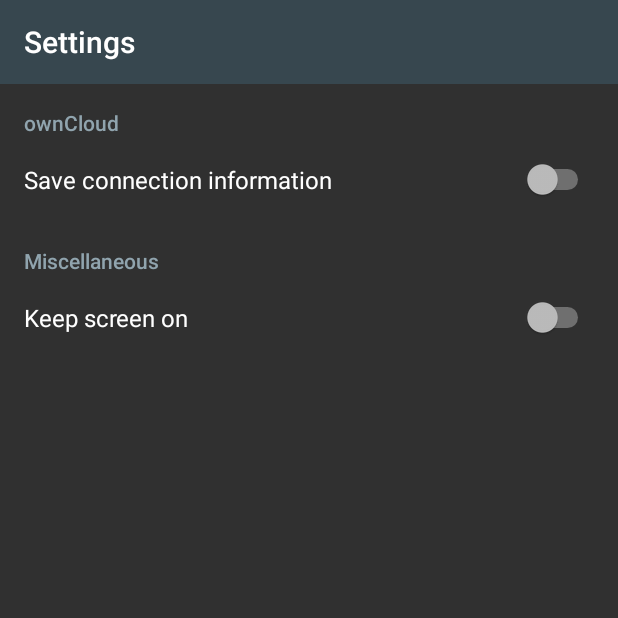
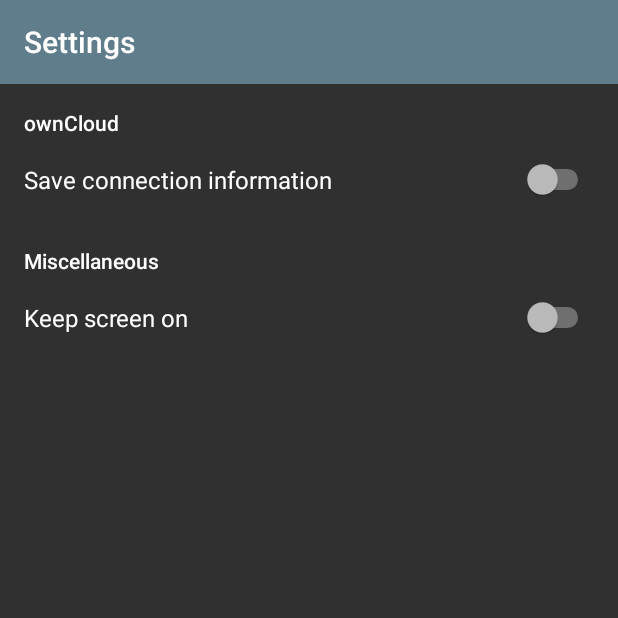
Before and after one commit to Alkisum/CloudRun, an Android app: the SettingsActivity screen opened directly, with no data from a screen before it, on a phone screen of 412 x 824 dp, the top half of it. Run offline under Robolectric (Android 15) with nearby library versions, the light colour scheme and no system bars; our stand-ins replace ButterKnife, EventBus; libraries missing offline, so code that uses them is left out: org.greenrobot.greendao; 1 statement that could not run was skipped.

Commit message:
Closes #4

```diff
--- a/app/src/main/res/layout/activity_history.xml
+++ b/app/src/main/res/layout/activity_history.xml
@@ -11,7 +11,7 @@
         android:layout_width="match_parent"
         android:layout_height="?attr/actionBarSize"
         android:layout_alignParentTop="true"
-        android:background="@color/bgBar"/>
+        android:background="@color/primary"/>
 
     <ListView
         android:id="@+id/history_list"
--- a/app/src/main/res/layout/activity_monitor.xml
+++ b/app/src/main/res/layout/activity_monitor.xml
@@ -17,7 +17,7 @@
             android:layout_width="match_parent"
             android:layout_height="?attr/actionBarSize"
             android:layout_alignParentTop="true"
-            android:background="@color/bgBar">
+            android:background="@color/primary">
 
             <ImageView
                 android:id="@+id/monitor_img_gps_status"
@@ -35,7 +35,6 @@
             android:layout_height="0dp"
             android:layout_above="@+id/monitor_button_action"
             android:layout_below="@id/monitor_toolbar"
-            android:background="@color/bgContent"
             android:gravity="center"
             android:orientation="vertical"
             android:paddingBottom="@dimen/activity_vertical_margin"
--- a/app/src/main/res/layout/activity_settings.xml
+++ b/app/src/main/res/layout/activity_settings.xml
@@ -10,7 +10,7 @@
         android:id="@+id/settings_toolbar"
         android:layout_width="match_parent"
         android:layout_height="wrap_content"
-        android:background="@color/bgBar"
+        android:background="@color/primary"
         android:minHeight="?attr/actionBarSize"/>
 
     <FrameLayout
--- a/app/src/main/res/values/colors.xml
+++ b/app/src/main/res/values/colors.xml
@@ -1,13 +1,6 @@
 <?xml version="1.0" encoding="utf-8"?>
 <resources>
-    <!-- Blue Grey 500 -->
     <color name="primary">#607d8b</color>
-    <!-- Blue Grey 900 -->
-    <color name="primaryDark">#263238</color>
-    <!-- Blue Grey 800 -->
-    <color name="bgBar">#37474f</color>
-    <!-- Blue Grey 700 -->
-    <color name="bgContent">#455a64</color>
-    <!-- Blue Grey 300 -->
-    <color name="accent">#90a4ae</color>
+    <color name="primaryDark">#37474f</color>
+    <color name="accent">#ffffff</color>
 </resources>
```
